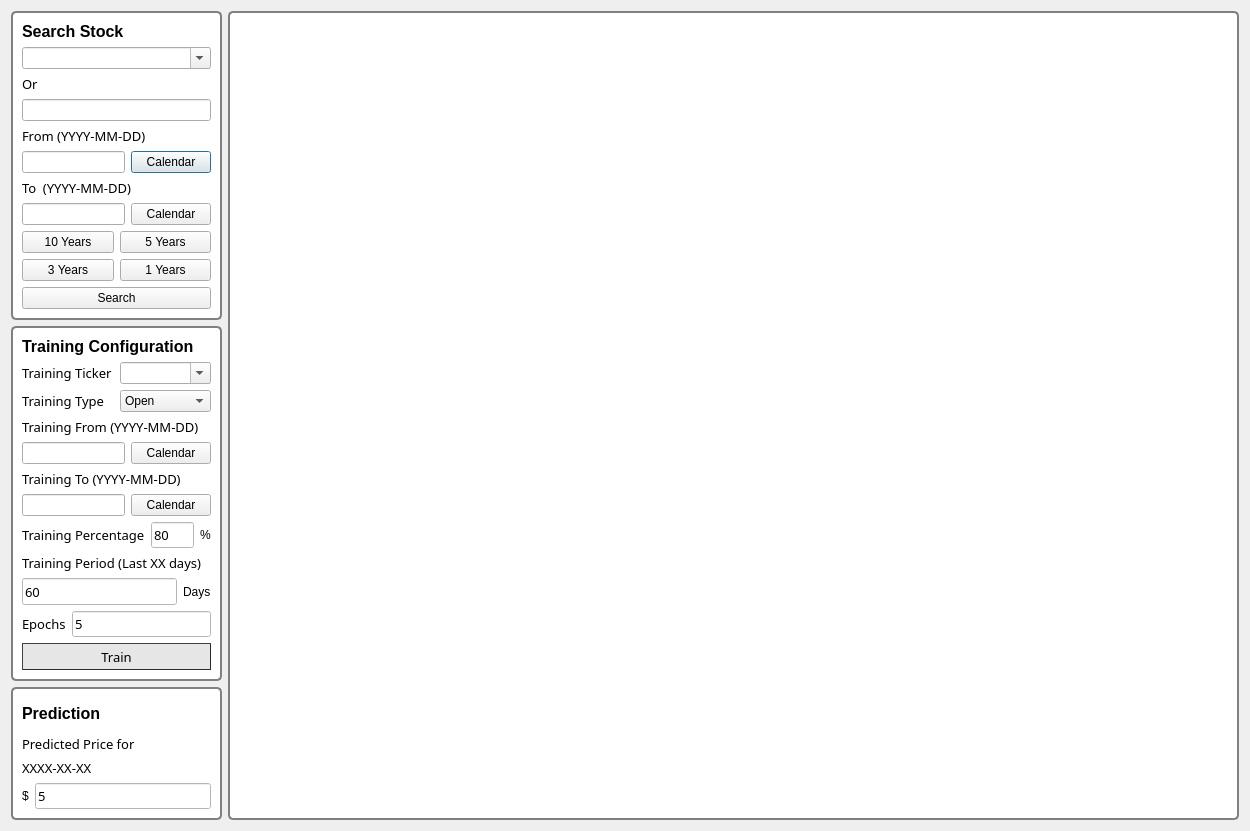
wy7318/GUI, file PyQt/StockMarketPreduction/StockGUI.ui: the form before one commit.
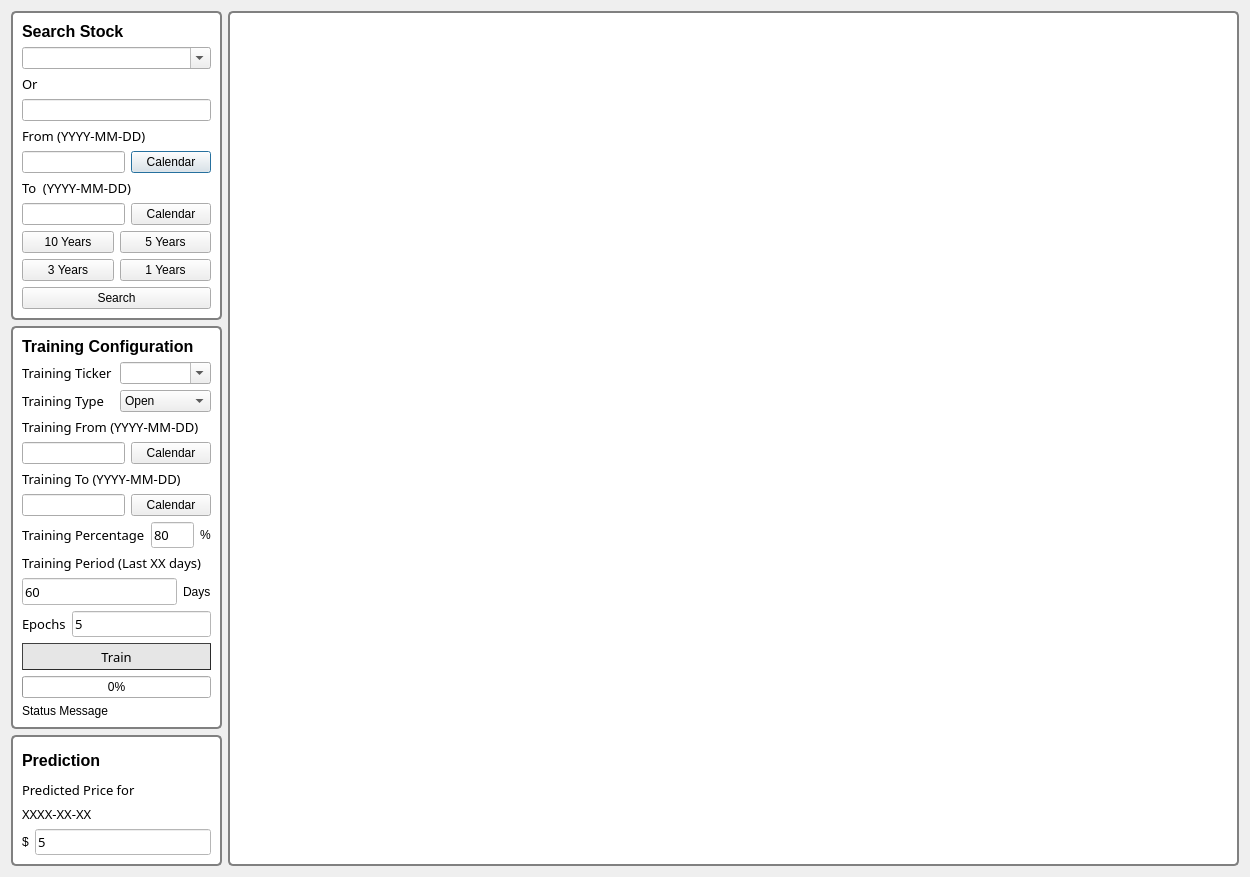
The form after the commit.

What changed in the file:
```diff
--- a/PyQt/StockMarketPreduction/StockGUI.ui
+++ b/PyQt/StockMarketPreduction/StockGUI.ui
@@ -7,7 +7,7 @@
     <x>0</x>
     <y>0</y>
     <width>1250</width>
-    <height>831</height>
+    <height>877</height>
    </rect>
   </property>
   <property name="windowTitle">
@@ -525,6 +525,20 @@
               </property>
              </widget>
             </item>
+            <item>
+             <widget class="QProgressBar" name="progressBar_train">
+              <property name="value">
+               <number>0</number>
+              </property>
+             </widget>
+            </item>
+            <item>
+             <widget class="QLabel" name="label_sm">
+              <property name="text">
+               <string>Status Message</string>
+              </property>
+             </widget>
+            </item>
            </layout>
           </item>
          </layout>
```
